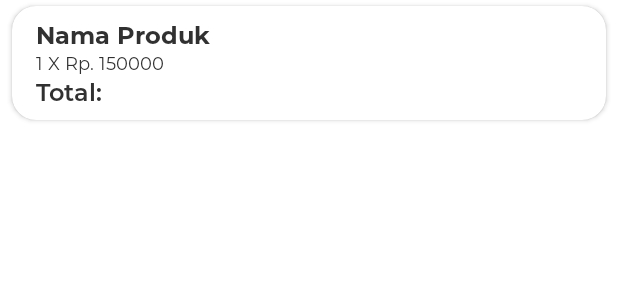
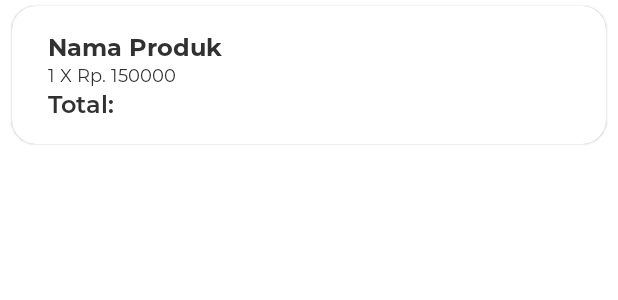
Before and after one commit to mfakhrulam/mobileapp3gpower, an Android app: the layout view_transaction.xml on its own in the app's theme, with its tools: preview values and no code run, on a phone screen of 412 x 824 dp. Shown: the top 300 px of the screen. Run offline under Robolectric (Android 15) with nearby library versions, the phone set to English and light mode, and no system bars.

Commit message:
Changes to material card view

```diff
--- a/app/src/main/res/layout/content_list_product.xml
+++ b/app/src/main/res/layout/content_list_product.xml
@@ -10,6 +10,7 @@
         android:layout_height="match_parent"
         android:orientation="vertical">
         <ListView
+            android:divider="@null"
             android:id="@+id/myListView"
             android:layout_width="match_parent"
             android:layout_height="wrap_content">
--- a/app/src/main/res/layout/view_transaction.xml
+++ b/app/src/main/res/layout/view_transaction.xml
@@ -3,7 +3,7 @@
     android:layout_width="match_parent"
     android:layout_height="match_parent"
     xmlns:card_view="http://schemas.android.com/apk/res-auto">
-        <androidx.cardview.widget.CardView
+        <com.google.android.material.card.MaterialCardView
             android:layout_width="match_parent"
             android:layout_marginHorizontal="8dp"
             android:layout_marginVertical="4dp"
@@ -11,13 +11,14 @@
             android:layout_height="wrap_content">
                 <RelativeLayout
                     android:layout_width="match_parent"
-                    android:layout_height="match_parent">
+                    android:layout_height="match_parent"
+                    android:layout_marginVertical="8dp">
 
                         <TextView
                             android:id="@+id/txtv_name_product_inp"
                             android:layout_width="wrap_content"
                             android:layout_height="wrap_content"
-                            android:layout_marginHorizontal="16dp"
+                            android:layout_marginHorizontal="24dp"
                             android:layout_marginTop="8dp"
                             android:fontFamily="@font/montserrat_bold"
                             android:text="Nama Produk"
@@ -28,7 +29,7 @@
                             android:id="@+id/txtv_detail"
                             android:layout_width="wrap_content"
                             android:layout_height="wrap_content"
-                            android:layout_marginHorizontal="16dp"
+                            android:layout_marginHorizontal="24dp"
                             android:fontFamily="@font/montserrat_regular"
                             android:text="1 X Rp. 150000"
                             android:textColor="@color/black"
@@ -39,7 +40,7 @@
                             android:id="@+id/txtv_total"
                             android:layout_width="wrap_content"
                             android:layout_height="wrap_content"
-                            android:layout_marginHorizontal="16dp"
+                            android:layout_marginHorizontal="24dp"
                             android:layout_marginBottom="8dp"
                             android:fontFamily="@font/montserrat_semi_bold"
                             android:text="Total:"
@@ -59,5 +60,5 @@
                             android:textSize="16sp"
                             android:layout_below="@+id/txtv_detail"/>
                 </RelativeLayout>
-        </androidx.cardview.widget.CardView>
+        </com.google.android.material.card.MaterialCardView>
 </RelativeLayout>
```
Also changed, not shown: app/src/main/res/layout/custom_layout_view.xml (+11 -2 lines).
